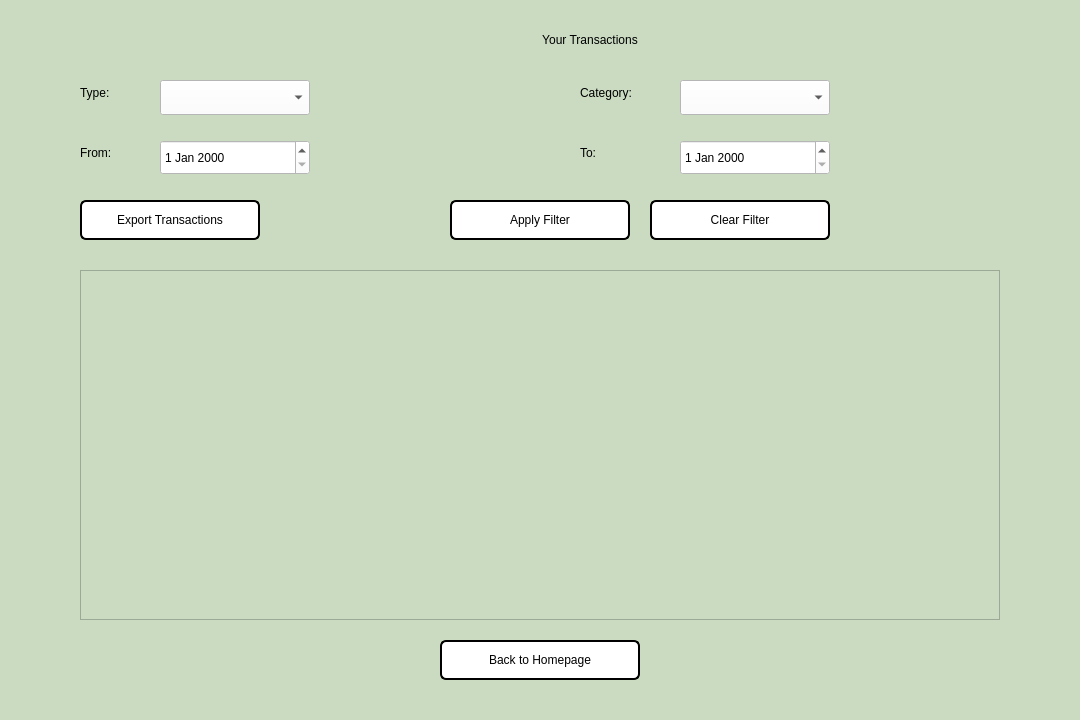
Old version of the form viewtransactions.ui in the repository aasishhumagain/BudgetBuddy.
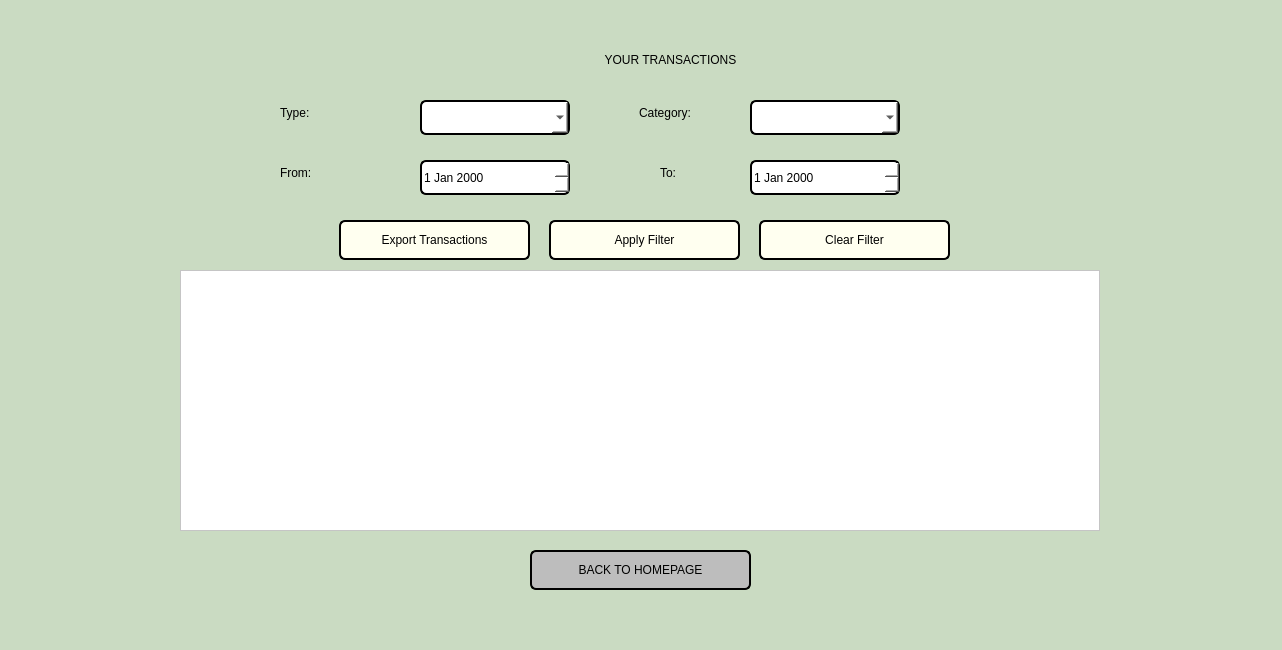
New version of the form.

```diff
--- a/viewtransactions.ui
+++ b/viewtransactions.ui
@@ -6,8 +6,8 @@
    <rect>
     <x>0</x>
     <y>0</y>
-    <width>1080</width>
-    <height>720</height>
+    <width>1282</width>
+    <height>650</height>
    </rect>
   </property>
   <property name="windowTitle">
@@ -23,23 +23,20 @@
   <widget class="QLabel" name="labelTitle">
    <property name="geometry">
     <rect>
-     <x>440</x>
-     <y>20</y>
-     <width>300</width>
+     <x>420</x>
+     <y>40</y>
+     <width>501</width>
      <height>40</height>
     </rect>
    </property>
+   <property name="styleSheet">
+    <string notr="true">font: 700 35pt &quot;Segoe UI&quot;; color: black;</string>
+   </property>
    <property name="text">
-    <string>Your Transactions</string>
+    <string>YOUR TRANSACTIONS</string>
    </property>
    <property name="alignment">
-    <set>Qt::AlignCenter</set>
-   </property>
-   <property name="styleSheet">
-    <string notr="true">
-     font: 600 18pt "Segoe UI";
-     color: rgb(0, 0, 0);
-   </string>
+    <set>Qt::AlignmentFlag::AlignCenter</set>
    </property>
   </widget>
 
@@ -47,39 +44,32 @@
   <widget class="QLabel" name="labelType">
    <property name="geometry">
     <rect>
-     <x>80</x>
-     <y>80</y>
+     <x>280</x>
+     <y>100</y>
      <width>80</width>
      <height>25</height>
     </rect>
    </property>
+   <property name="styleSheet">
+    <string notr="true">font: 600 16pt &quot;Segoe UI&quot;; color: black;</string>
+   </property>
    <property name="text">
     <string>Type:</string>
    </property>
-   <property name="styleSheet">
-    <string notr="true">
-     font: 600 11pt "Segoe UI";
-     color: rgb(0, 0, 0);
-   </string>
-   </property>
   </widget>
 
   <!-- Type Combo -->
   <widget class="QComboBox" name="comboBoxTypeFilter">
    <property name="geometry">
     <rect>
-     <x>160</x>
-     <y>80</y>
+     <x>420</x>
+     <y>100</y>
      <width>150</width>
      <height>35</height>
     </rect>
    </property>
    <property name="styleSheet">
-    <string notr="true">
-     font: 600 11pt "Segoe UI";
-     background: white;
-     color: rgb(0, 0, 0);
-   </string>
+    <string notr="true">font: 600 12pt &quot;Segoe UI&quot;; background: white; color: black; border: 2px solid black; border-radius: 6px;</string>
    </property>
   </widget>
 
@@ -87,39 +77,32 @@
   <widget class="QLabel" name="labelCategory">
    <property name="geometry">
     <rect>
-     <x>580</x>
-     <y>80</y>
-     <width>80</width>
+     <x>639</x>
+     <y>100</y>
+     <width>91</width>
      <height>25</height>
     </rect>
    </property>
+   <property name="styleSheet">
+    <string notr="true">font: 600 16pt &quot;Segoe UI&quot;; color: black;</string>
+   </property>
    <property name="text">
     <string>Category:</string>
    </property>
-   <property name="styleSheet">
-    <string notr="true">
-     font: 600 11pt "Segoe UI";
-     color: rgb(0, 0, 0);
-   </string>
-   </property>
   </widget>
 
   <!-- Category Combo -->
   <widget class="QComboBox" name="comboBoxCategoryFilter">
    <property name="geometry">
     <rect>
-     <x>680</x>
-     <y>80</y>
+     <x>750</x>
+     <y>100</y>
      <width>150</width>
      <height>35</height>
     </rect>
    </property>
    <property name="styleSheet">
-    <string notr="true">
-     font: 600 11pt "Segoe UI";
-     background: white;
-     color: rgb(0, 0, 0);
-   </string>
+    <string notr="true">font: 600 12pt &quot;Segoe UI&quot;; background: white; color: black; border: 2px solid black; border-radius: 6px;</string>
    </property>
   </widget>
 
@@ -127,39 +110,32 @@
   <widget class="QLabel" name="labelFrom">
    <property name="geometry">
     <rect>
-     <x>80</x>
-     <y>140</y>
+     <x>280</x>
+     <y>160</y>
      <width>80</width>
      <height>25</height>
     </rect>
    </property>
+   <property name="styleSheet">
+    <string notr="true">font: 600 16pt &quot;Segoe UI&quot;; color: black;</string>
+   </property>
    <property name="text">
     <string>From:</string>
    </property>
-   <property name="styleSheet">
-    <string notr="true">
-     font: 600 11pt "Segoe UI";
-     color: rgb(0, 0, 0);
-   </string>
-   </property>
   </widget>
 
   <!-- From Date -->
   <widget class="QDateEdit" name="dateEditFrom">
    <property name="geometry">
     <rect>
-     <x>160</x>
-     <y>140</y>
+     <x>420</x>
+     <y>160</y>
      <width>150</width>
      <height>35</height>
     </rect>
    </property>
    <property name="styleSheet">
-    <string notr="true">
-     font: 600 11pt "Segoe UI";
-     background: white;
-     color: rgb(0, 0, 0);
-   </string>
+    <string notr="true">font: 600 12pt &quot;Segoe UI&quot;; background: white; color: black; border: 2px solid black; border-radius: 6px;</string>
    </property>
   </widget>
 
@@ -167,39 +143,32 @@
   <widget class="QLabel" name="labelTo">
    <property name="geometry">
     <rect>
-     <x>580</x>
-     <y>140</y>
+     <x>660</x>
+     <y>160</y>
      <width>80</width>
      <height>25</height>
     </rect>
    </property>
+   <property name="styleSheet">
+    <string notr="true">font: 600 16pt &quot;Segoe UI&quot;; color: black;</string>
+   </property>
    <property name="text">
     <string>To:</string>
    </property>
-   <property name="styleSheet">
-    <string notr="true">
-     font: 600 11pt "Segoe UI";
-     color: rgb(0, 0, 0);
-   </string>
-   </property>
   </widget>
 
   <!-- To Date -->
   <widget class="QDateEdit" name="dateEditTo">
    <property name="geometry">
     <rect>
-     <x>680</x>
-     <y>140</y>
+     <x>750</x>
+     <y>160</y>
      <width>150</width>
      <height>35</height>
     </rect>
    </property>
    <property name="styleSheet">
-    <string notr="true">
-     font: 600 11pt "Segoe UI";
-     background: white;
-     color: rgb(0, 0, 0);
-   </string>
+    <string notr="true">font: 600 12pt &quot;Segoe UI&quot;; background: white; color: black; border: 2px solid black; border-radius: 6px;</string>
    </property>
   </widget>
 
@@ -207,107 +176,100 @@
   <widget class="QPushButton" name="buttonApplyFilter">
    <property name="geometry">
     <rect>
-     <x>450</x>
-     <y>200</y>
-     <width>180</width>
+     <x>549</x>
+     <y>220</y>
+     <width>191</width>
      <height>40</height>
     </rect>
    </property>
+   <property name="styleSheet">
+    <string notr="true">font: 600 16pt &quot;Segoe UI&quot;; background-color: #FFFFF0; color: black; border: 2px solid black; border-radius: 6px;</string>
+   </property>
    <property name="text">
     <string>Apply Filter</string>
    </property>
-   <property name="styleSheet">
-    <string notr="true">
-     font: 600 12pt "Segoe UI";
-     background: white;
-     color: rgb(0, 0, 0);
-     border: 2px solid black;
-     border-radius: 6px;
-   </string>
-   </property>
   </widget>
 
   <!-- Clear Filter -->
   <widget class="QPushButton" name="buttonClearFilter">
    <property name="geometry">
     <rect>
-     <x>650</x>
-     <y>200</y>
-     <width>180</width>
+     <x>759</x>
+     <y>220</y>
+     <width>191</width>
      <height>40</height>
     </rect>
    </property>
+   <property name="styleSheet">
+    <string notr="true">font: 600 16pt &quot;Segoe UI&quot;; background-color: #FFFFF0; color: black; border: 2px solid black; border-radius: 6px;</string>
+   </property>
    <property name="text">
     <string>Clear Filter</string>
    </property>
-   <property name="styleSheet">
-    <string notr="true">
-     font: 600 12pt "Segoe UI";
-     background: white;
-     color: rgb(0, 0, 0);
-     border: 2px solid black;
-     border-radius: 6px;
-   </string>
-   </property>
   </widget>
 
   <!-- Export Button -->
   <widget class="QPushButton" name="buttonExport">
    <property name="geometry">
     <rect>
-     <x>80</x>
-     <y>200</y>
-     <width>180</width>
+     <x>339</x>
+     <y>220</y>
+     <width>191</width>
      <height>40</height>
     </rect>
    </property>
+   <property name="styleSheet">
+    <string notr="true">font: 600 16pt &quot;Segoe UI&quot;; background-color: #FFFFF0; color: black; border: 2px solid black; border-radius: 6px;</string>
+   </property>
    <property name="text">
     <string>Export Transactions</string>
    </property>
-   <property name="styleSheet">
-    <string notr="true">
-     font: 600 12pt "Segoe UI";
-     background: white;
-     color: rgb(0, 0, 0);
-     border: 2px solid black;
-     border-radius: 6px;
-   </string>
-   </property>
   </widget>
 
   <!-- Table -->
   <widget class="QTableWidget" name="tableWidgetTransactions">
    <property name="geometry">
     <rect>
-     <x>80</x>
+     <x>180</x>
      <y>270</y>
      <width>920</width>
-     <height>350</height>
+     <height>261</height>
     </rect>
    </property>
+   <property name="styleSheet">
+    <string notr="true">
+     QTableWidget {
+       background-color: white;
+       color: black;
+       font: 12pt &quot;Segoe UI&quot;;
+     }
+     QHeaderView::section {
+       background-color: #dcdcdc;
+       font-weight: bold;
+       border: 1px solid black;
+     }
+     QTableWidget::item {
+       padding: 5px;
+     }
+    </string>
+   </property>
   </widget>
 
   <!-- Back -->
   <widget class="QPushButton" name="buttonBack">
    <property name="geometry">
     <rect>
-     <x>440</x>
-     <y>640</y>
-     <width>200</width>
+     <x>530</x>
+     <y>550</y>
+     <width>221</width>
      <height>40</height>
     </rect>
    </property>
-   <property name="text">
-    <string>Back to Homepage</string>
-   </property>
    <property name="styleSheet">
-    <string notr="true">
-     font: 600 12pt "Segoe UI";
-     background: white;
-     color: rgb(0, 0, 0);
-     border: 2px solid black;
-     border-radius: 6px;
-   </string>
+    <string notr="true">font: 700 16pt &quot;Segoe UI&quot;; background-color: rgb(189, 189, 189); color: black; border: 2px solid black; border-radius: 6px;</string>
+   </property>
+   <property name="text">
+    <string>BACK TO HOMEPAGE</string>
    </property>
   </widget>
 
```
Left out of the diff: 33 changed lines with no effect on the pictures.
